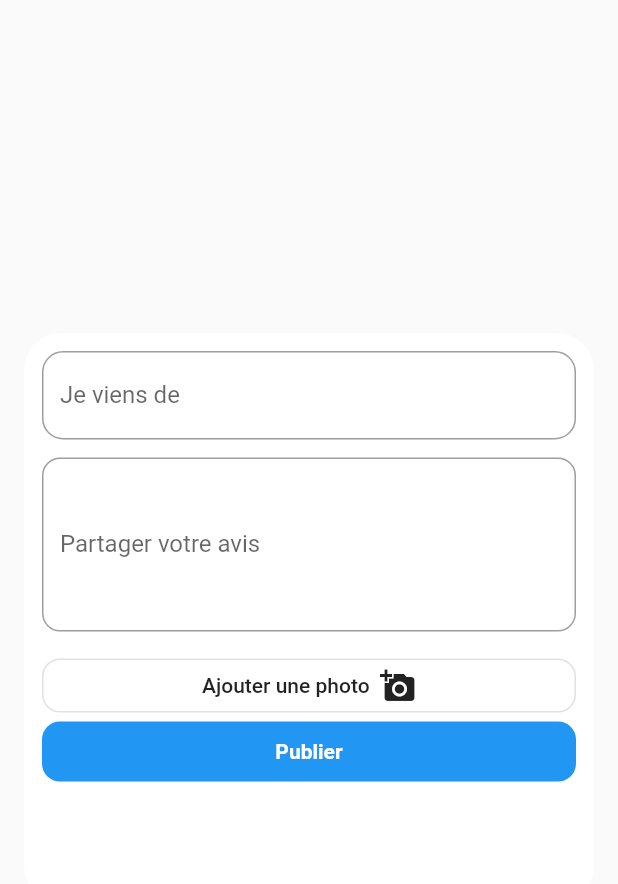
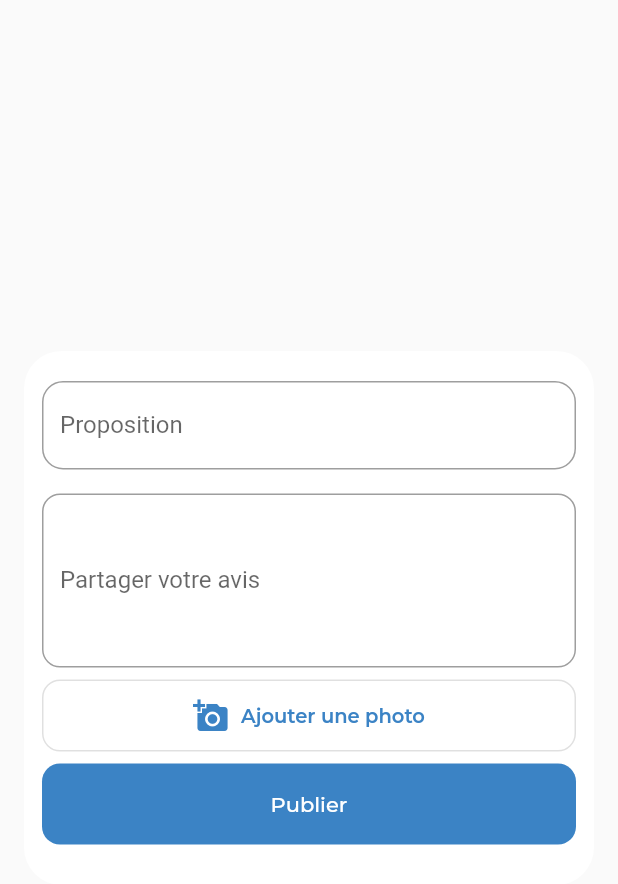
Before and after one commit to moho12n/bemyapp, a Flutter app: the Dialog widget shown alone on an empty page, opened directly, on a phone screen of 412 x 824 dp. Shown: the top 884 px of the screen. Run offline on Flutter 3.47's test engine with Material 2 defaults, Android fonts, the phone set to English and light mode, and no system bars; our stand-ins replace flutter_secure_storage, fluttertoast, image_picker, percent_indicator; missing offline and left inert: dart:ffi, flutter_sparkline, keyboard_visibility; accounts and stored records are empty; network calls fail; Roboto replaces fonts that are missing (Lora).

Commit message:
Merge branch 'master' of https://github.com/moho12n/bemyapp

```diff
--- a/lib/UI/project.dart
+++ b/lib/UI/project.dart
@@ -80,7 +80,9 @@ class MyListView extends State<MyList> {
     return ListView.builder(
         itemCount: data.length,
         itemBuilder: (context, index) {
-          return data[index].type == "survey"
+          return Padding(
+            padding: const EdgeInsets.symmetric(vertical: 8),
+            child: data[index].type == "survey"
                 ? Column(children: <Widget>[
                     Row(
                       crossAxisAlignment: CrossAxisAlignment.end,
@@ -505,6 +507,7 @@ class MyListView extends State<MyList> {
                             ],
                           ))
                     ],
+                  ),
           );
         });
   }
--- a/lib/main.dart
+++ b/lib/main.dart
@@ -37,11 +37,7 @@ class MyHomePage extends StatefulWidget {
 class _MyHomePageState extends State<MyHomePage> {
   @override
   Widget build(BuildContext context) {
-<<<<<<< HEAD
     return Scaffold(backgroundColor: ThemeColors.Red, body: MyMainPage()
     );
-=======
-    return Scaffold(backgroundColor: Color(0xffeef0f4), body: MyBudgetPage());
->>>>>>> 56fc3a475e4051682727754fe2ac08b3c560e93d
-  }
 }
+}
--- a/lib/models/popUp.dart
+++ b/lib/models/popUp.dart
@@ -6,6 +6,7 @@ import 'dart:async';
 import 'dart:io';
 //import 'package:image_picker_modern/image_picker_modern.dart';
 import 'package:image_picker/image_picker.dart';
+import '../theme.dart';
 //-------
 
 class MyDialog extends StatelessWidget {
@@ -93,22 +94,25 @@ class _MyDialogState extends State<Dialog> {
                   milliseconds: 400,
                 ),
                 width: double.infinity,
-                height: 380,
+                height: 356,
                 padding: const EdgeInsets.all(12),
                 child: Column(
                   crossAxisAlignment: CrossAxisAlignment.start,
                   mainAxisSize: MainAxisSize.min,
                   children: <Widget>[
+                    SizedBox(
+                      height: 8,
+                    ),
                     TextField(
+                        cursorColor: ThemeColors.blueMain,
                         textCapitalization: TextCapitalization.sentences,
                         maxLines: 1,
                         decoration: InputDecoration(
-                            labelText: "Je viens de",
-                            hintText: "Algérie,",
+                            labelText: "Proposition",
                             border: OutlineInputBorder(
                                 borderRadius: BorderRadius.circular(14)))),
                     SizedBox(
-                      height: 2.0,
+                      height: 8,
                     ),
                     Row(
                       mainAxisSize: MainAxisSize.min,
@@ -119,7 +123,7 @@ class _MyDialogState extends State<Dialog> {
                       ],
                     ),
                     SizedBox(
-                      height: 10,
+                      height: 8,
                     ),
                     TextField(
                         textCapitalization: TextCapitalization.sentences,
@@ -130,23 +134,43 @@ class _MyDialogState extends State<Dialog> {
                             border: OutlineInputBorder(
                                 borderRadius: BorderRadius.circular(12)))),
                     SizedBox(
-                      height: 12.0,
+                      height: 8,
                     ),
                     OutlineButton(
                         shape: RoundedRectangleBorder(
                             borderRadius: BorderRadius.circular(12.0)),
                         onPressed: _pickImage,
+                        child: Padding(
+                          padding: const EdgeInsets.symmetric(vertical: 12),
                           child: Row(
                               mainAxisSize: MainAxisSize.max,
                               mainAxisAlignment: MainAxisAlignment.center,
                               children: <Widget>[
-                              Text("Ajouter une photo  "),
-                              Icon(Icons.add_a_photo),
-                            ])),
+                                Icon(
+                                  Icons.add_a_photo,
+                                  color: ThemeColors.blueMain,
+                                ),
+                                SizedBox(
+                                  width: 8,
+                                ),
+                                Text(
+                                  "Ajouter une photo",
+                                  style: new TextStyle(
+                                      color: ThemeColors.blueMain,
+                                      fontFamily: 'Montserrat',
+                                      fontWeight: FontWeight.w600,
+                                      fontSize: 13),
+                                ),
+                              ]),
+                        )),
+                    SizedBox(
+                      height: 8,
+                    ),
                     Container(
                       width: MediaQuery.of(context).size.width,
-                      height: 40,
+                      height: 54,
                       child: FlatButton(
+                        highlightColor: ThemeColors.blueDark,
                           shape: RoundedRectangleBorder(
                               borderRadius: BorderRadius.circular(12.0)),
                           onPressed: () {
@@ -155,16 +179,15 @@ class _MyDialogState extends State<Dialog> {
                             );
                           },
                           textColor: Colors.white,
-                        color: Colors.blue,
+                          color: ThemeColors.blueMain,
                           child: Text(
                             "Publier",
-                          style: TextStyle(
+                            style: new TextStyle(
                                 color: Colors.white,
-                              fontFamily: 'Lora',
-                              fontWeight: FontWeight.bold,
+                                fontFamily: 'Montserrat',
+                                fontWeight: FontWeight.w500,
                                 fontSize: 14),
-                        ),
-                      ),
+                          )),
                     ),
                   ],
                 ),
--- a/pubspec.yaml
+++ b/pubspec.yaml
@@ -55,10 +55,14 @@ flutter:
           weight: 600
 
   assets:
+    - assets/Logo.png
     - assets/images/
     - assets/images/Project1.jpg
     - assets/icons/Poll.png
     - assets/icons/Arrow.png
+    - assets/icons/Search.png
+    - assets/icons/Message.png
+    - assets/icons/Pen.png
   # To add assets to your application, add an assets section, like this:
   # assets:
   #  - images/a_dot_burr.jpeg
```
Also changed, not shown: lib/UI/mainPage.dart (+120 -13 lines), lib/models/buttons.dart (+18 -2 lines), assets/Icon.png (added), assets/Logo.png (added), assets/icons/Message.png (added), assets/icons/Pen.png (added), assets/icons/Search.png (added). Lines whose indentation alone changed are shown as unchanged.
